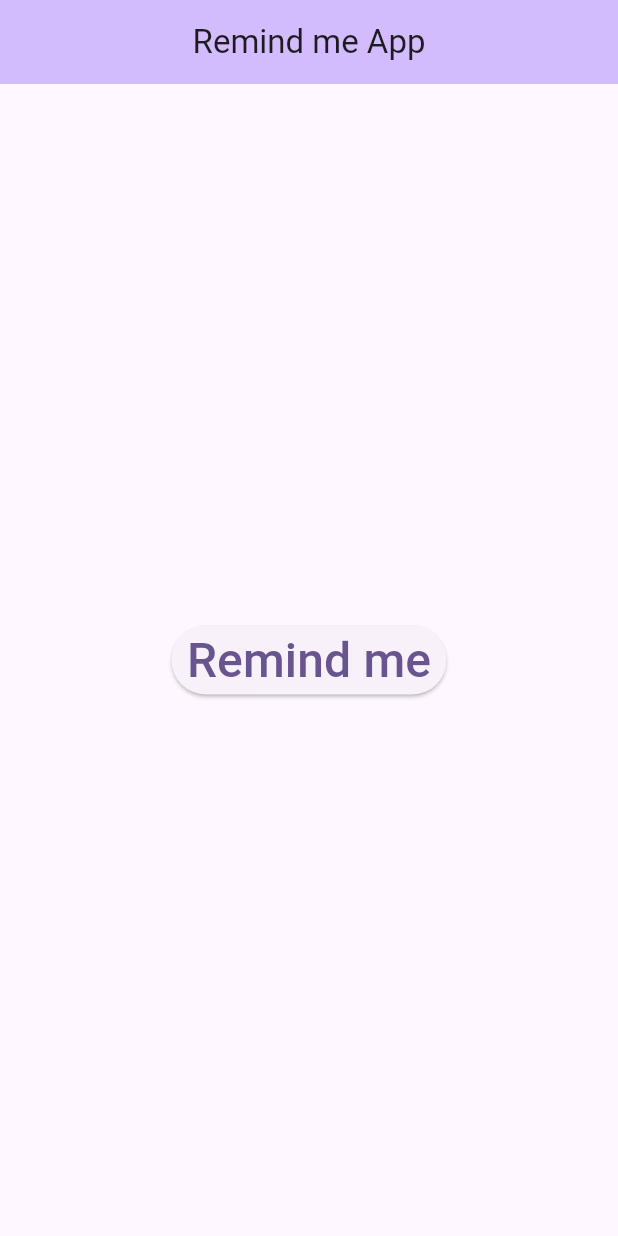
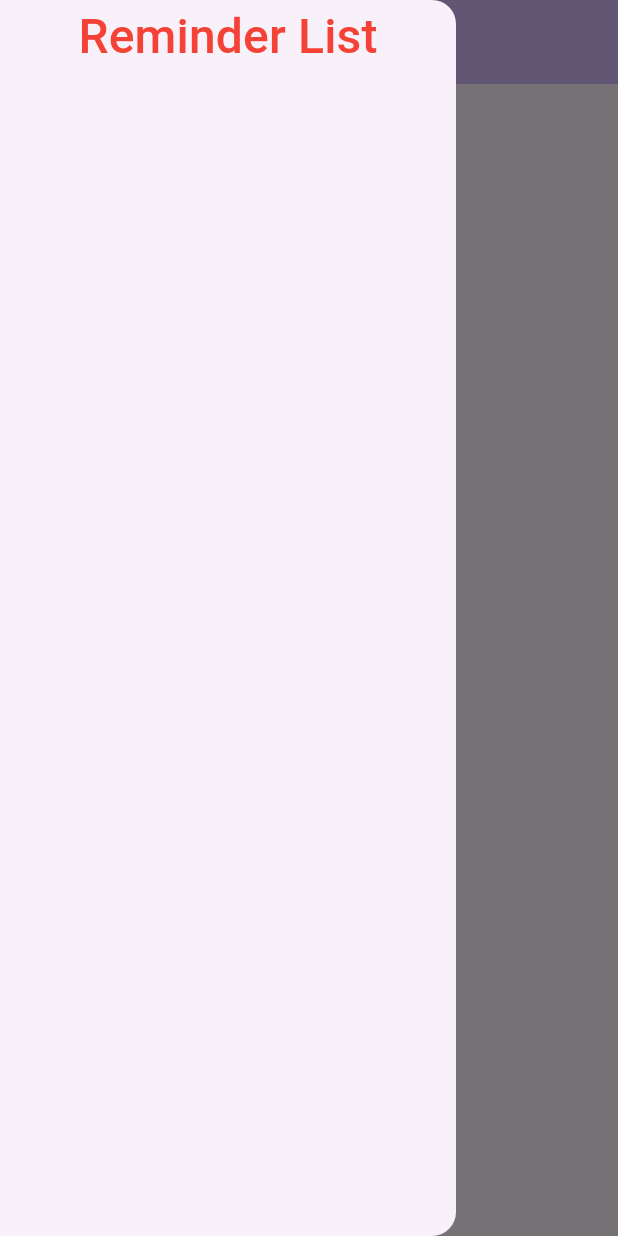
Before and after one commit to sssloba/remind_me, a Flutter app: the screen it shows after launch, with the side drawer open (before the commit the screen has no drawer), on a phone screen of 412 x 824 dp. Run offline on Flutter 3.47's test engine with Material 3 defaults, Android fonts, the phone set to English and light mode, and no system bars; our stand-ins replace firebase_core, firebase_messaging; accounts and stored records are empty; generated files the repository leaves out were written again.

```diff
--- a/lib/main.dart
+++ b/lib/main.dart
@@ -2,7 +2,9 @@ import 'package:firebase_core/firebase_core.dart';
 import 'package:flutter/material.dart';
 import 'package:remind_me/api/firebase_api.dart';
 import 'package:remind_me/firebase_options.dart';
+import 'package:remind_me/models/reminder_model.dart';
 import 'package:remind_me/presentation/home/home_screen.dart';
+import 'package:remind_me/presentation/reminders/reminders_screen.dart';
 
 Future<void> main() async {
   WidgetsFlutterBinding.ensureInitialized();
@@ -28,6 +30,9 @@ class MyApp extends StatelessWidget {
         useMaterial3: true,
       ),
       home: const HomeScreen(),
+      // home: RemindersScreen(
+      //   reminders: ReminderModel.mockReminderList,
+      // ),
     );
   }
 }
--- a/lib/models/reminder_model.dart
+++ b/lib/models/reminder_model.dart
@@ -15,7 +15,7 @@ class ReminderModel {
     this.name,
   });
 
-  List<ReminderModel> get mockReminderList => <ReminderModel>[
+  static List<ReminderModel> get mockReminderList => <ReminderModel>[
         ReminderModel(
           id: 'Mock1',
           title: 'Mock 1 Reminder Title',
--- a/lib/presentation/home/home_screen.dart
+++ b/lib/presentation/home/home_screen.dart
@@ -8,6 +8,19 @@ class HomeScreen extends StatelessWidget {
   @override
   Widget build(BuildContext context) {
     return Scaffold(
+      drawer: Drawer(
+        child: ListView(
+          children: [
+            TextButton(
+              onPressed: () {},
+              child: const Text(
+                'Reminder List',
+                style: TextStyle(color: Colors.red),
+              ),
+            ),
+          ],
+        ),
+      ),
       appBar: AppBar(
         backgroundColor: Theme.of(context).colorScheme.inversePrimary,
         title: const Text('Remind me App'),
```
Also changed, not shown: lib/presentation/reminders/reminders_screen.dart (added, +36 -0 lines).
